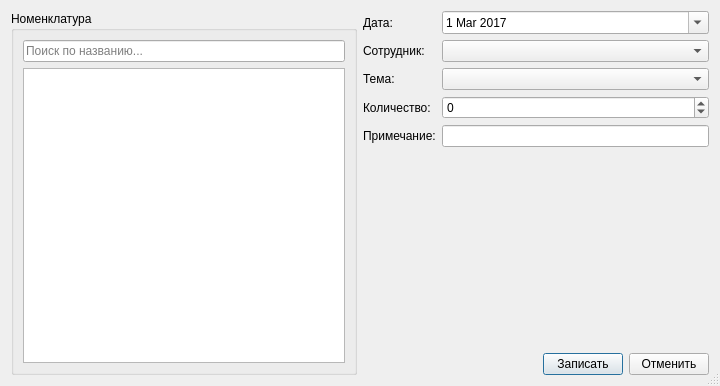
Old version of the form transactdatadialog.ui in the repository igrekus/depot.
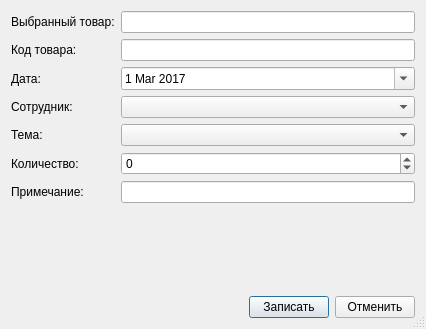
New version of the form.

The edit to the form file:
```diff
--- a/transactdatadialog.ui
+++ b/transactdatadialog.ui
@@ -9,8 +9,8 @@
    <rect>
     <x>0</x>
     <y>0</y>
-    <width>720</width>
-    <height>386</height>
+    <width>426</width>
+    <height>329</height>
    </rect>
   </property>
   <property name="windowTitle">
@@ -22,40 +22,37 @@
   <property name="modal">
    <bool>true</bool>
   </property>
-  <layout class="QVBoxLayout" name="verticalLayout_3">
-   <item>
-    <layout class="QHBoxLayout" name="horizontalLayout_2">
-     <item>
-      <widget class="QGroupBox" name="grpProduct">
-       <property name="title">
-        <string>Номенклатура</string>
-       </property>
        <layout class="QVBoxLayout" name="verticalLayout">
         <item>
-         <widget class="QLineEdit" name="editProduct">
-          <property name="placeholderText">
-           <string>Поиск по названию...</string>
-          </property>
-         </widget>
-        </item>
-        <item>
-         <widget class="QListView" name="listProduct"/>
-        </item>
-       </layout>
-      </widget>
-     </item>
-     <item>
-      <layout class="QVBoxLayout" name="verticalLayout_2">
-       <item>
         <layout class="QFormLayout" name="formLayout">
          <item row="0" column="0">
+      <widget class="QLabel" name="lblProductName">
+       <property name="text">
+        <string>Выбранный товар:</string>
+       </property>
+      </widget>
+     </item>
+     <item row="0" column="1">
+      <widget class="QLineEdit" name="editProductName"/>
+     </item>
+     <item row="1" column="0">
+      <widget class="QLabel" name="lblProductCode">
+       <property name="text">
+        <string>Код товара:</string>
+       </property>
+      </widget>
+     </item>
+     <item row="1" column="1">
+      <widget class="QLineEdit" name="editProductCode"/>
+     </item>
+     <item row="2" column="0">
           <widget class="QLabel" name="lblDate">
            <property name="text">
             <string>Дата:</string>
            </property>
           </widget>
          </item>
-         <item row="0" column="1">
+     <item row="2" column="1">
           <widget class="QDateEdit" name="dateTransact">
            <property name="showGroupSeparator" stdset="0">
             <bool>false</bool>
@@ -82,34 +79,34 @@
            </property>
           </widget>
          </item>
-         <item row="1" column="0">
+     <item row="3" column="0">
           <widget class="QLabel" name="lblStaff">
            <property name="text">
             <string>Сотрудник:</string>
            </property>
           </widget>
          </item>
-         <item row="1" column="1">
+     <item row="3" column="1">
           <widget class="QComboBox" name="comboStaff"/>
          </item>
-         <item row="2" column="0">
+     <item row="4" column="0">
           <widget class="QLabel" name="lblProject">
            <property name="text">
             <string>Тема:</string>
            </property>
           </widget>
          </item>
-         <item row="2" column="1">
+     <item row="4" column="1">
           <widget class="QComboBox" name="comboProject"/>
          </item>
-         <item row="3" column="0">
+     <item row="5" column="0">
           <widget class="QLabel" name="lblDiff">
            <property name="text">
             <string>Количество:</string>
            </property>
           </widget>
          </item>
-         <item row="3" column="1">
+     <item row="5" column="1">
           <widget class="QSpinBox" name="spinDiff">
            <property name="maximumSize">
             <size>
@@ -125,14 +122,14 @@
            </property>
           </widget>
          </item>
-         <item row="4" column="0">
+     <item row="6" column="0">
           <widget class="QLabel" name="lblNote">
            <property name="text">
             <string>Примечание:</string>
            </property>
           </widget>
          </item>
-         <item row="4" column="1">
+     <item row="6" column="1">
           <widget class="QLineEdit" name="editNote"/>
          </item>
         </layout>
@@ -145,7 +142,7 @@
          <property name="sizeHint" stdset="0">
           <size>
            <width>20</width>
-           <height>40</height>
+       <height>79</height>
           </size>
          </property>
         </spacer>
@@ -182,10 +179,11 @@
         </layout>
        </item>
       </layout>
-     </item>
-    </layout>
-   </item>
-  </layout>
+  <zorder>lblProductName</zorder>
+  <zorder>lblProductCode</zorder>
+  <zorder>editProductName</zorder>
+  <zorder>editProductCode</zorder>
+  <zorder>lblNote</zorder>
  </widget>
  <resources/>
  <connections>
```
Lines whose indentation alone changed are shown as unchanged.
